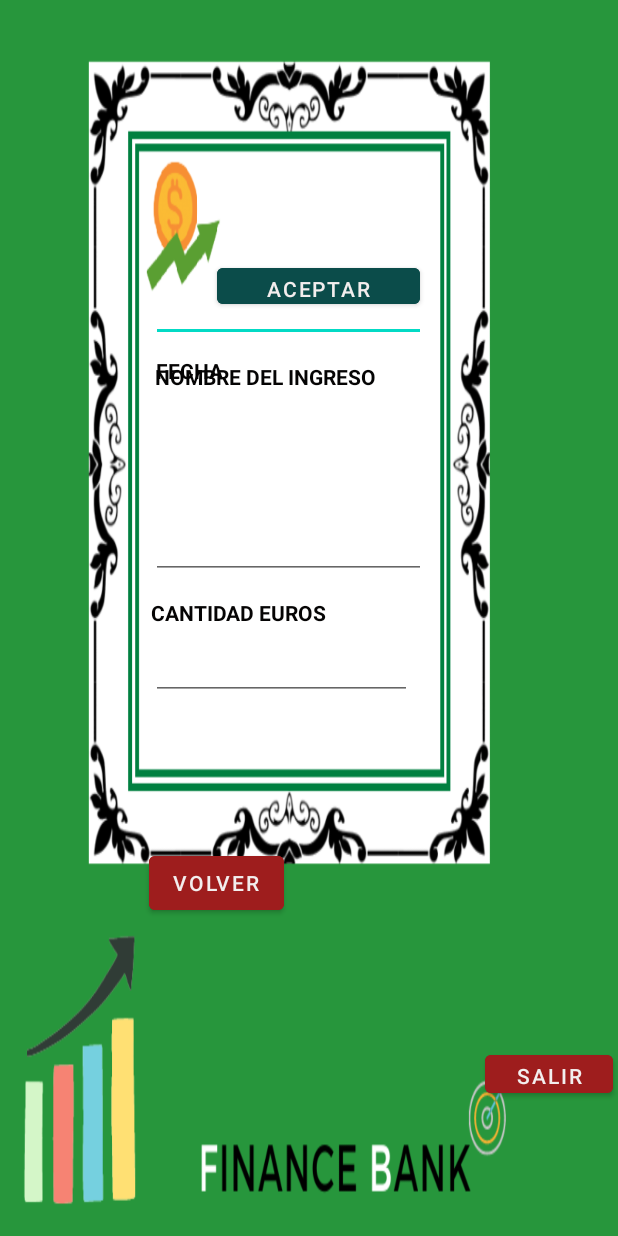
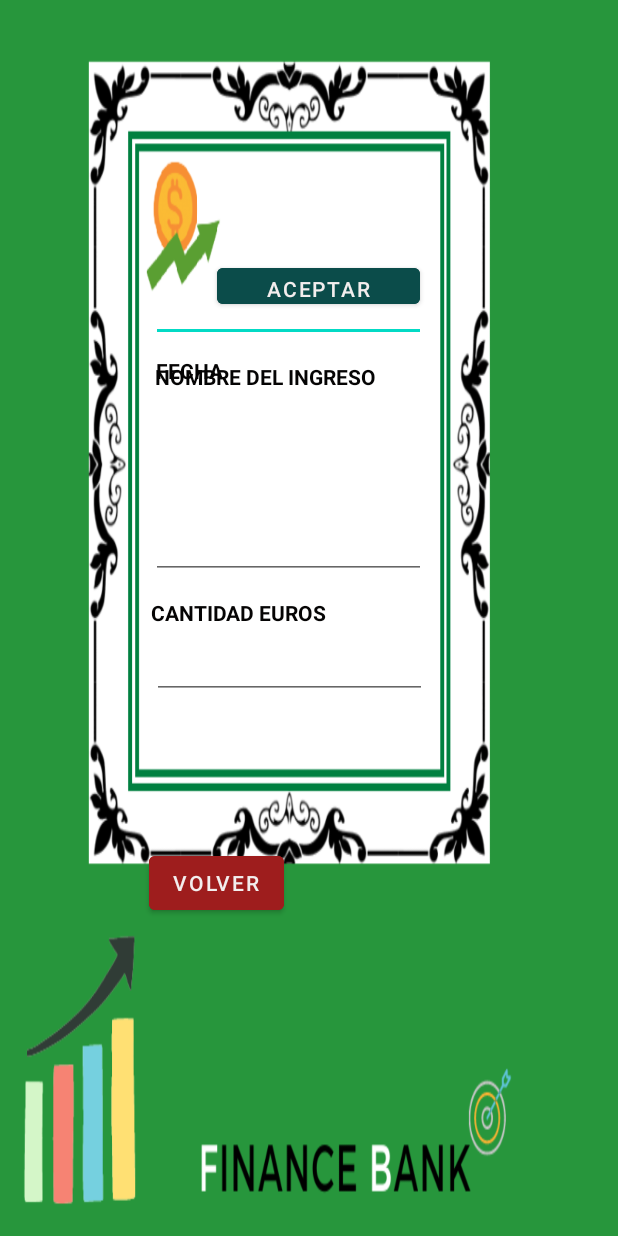
Before and after one commit to alfonsopizarro/Financebank, an Android app: the ingresos screen opened directly, with no data from a screen before it, on a phone screen of 412 x 824 dp. Run offline under Robolectric (Android 15) with nearby library versions, the light colour scheme and no system bars.

Commit message:
cambio simple componentes graficos

```diff
--- a/app/src/main/java/com/example/financebank/gastos.kt
+++ b/app/src/main/java/com/example/financebank/gastos.kt
@@ -25,10 +25,7 @@ class gastos: AppCompatActivity() {
             startActivity(intent)
         }
 
-        botonsalirgastos.setOnClickListener {
-            finish();{
-        }
-        }
+
         //tabla gastos
         botonaceptargastos.setOnClickListener {
             val admin = AdminSQLiteHelper(this,"FinanceBank", null, 1)
--- a/app/src/main/java/com/example/financebank/ingresos.kt
+++ b/app/src/main/java/com/example/financebank/ingresos.kt
@@ -41,9 +41,6 @@ class ingresos: AppCompatActivity(){
             Toast.makeText(this, "ingreso aplicado correctamente", Toast.LENGTH_SHORT).show()
 
         }
-        botonsaliringresos.setOnClickListener {
-            finish();{
-        }
+
         }
     }
-}
--- a/app/src/main/res/layout/activity_ingresos.xml
+++ b/app/src/main/res/layout/activity_ingresos.xml
@@ -24,24 +24,6 @@
         app:layout_constraintStart_toStartOf="parent"
         app:layout_constraintTop_toTopOf="parent"
         app:layout_constraintVertical_bias="0.0"
-        tools:ignore="SpeakableTextPresentCheck" />
-
-    <EditText
-        android:id="@+id/cantidadingresos"
-        android:layout_width="174dp"
-        android:layout_height="48dp"
-        android:layout_marginStart="100dp"
-        android:layout_marginTop="337dp"
-        android:layout_marginEnd="137dp"
-        android:layout_marginBottom="276dp"
-        android:ems="10"
-        android:inputType="textPersonName"
-        android:textColor="#050404"
-        android:textStyle="bold"
-        app:layout_constraintBottom_toBottomOf="parent"
-        app:layout_constraintEnd_toEndOf="parent"
-        app:layout_constraintStart_toStartOf="parent"
-        app:layout_constraintTop_toTopOf="parent"
         tools:ignore="SpeakableTextPresentCheck" />
 
     <TextView
@@ -127,23 +109,6 @@
         app:layout_constraintStart_toStartOf="parent"
         app:layout_constraintTop_toTopOf="parent" />
 
-    <Button
-        android:id="@+id/botonsaliringresos"
-        android:layout_width="85dp"
-        android:layout_height="37dp"
-        android:layout_marginStart="323dp"
-        android:layout_marginTop="615dp"
-        android:layout_marginEnd="3dp"
-        android:layout_marginBottom="7dp"
-        android:backgroundTint="#9E1D1D"
-        android:text="Salir"
-        android:textColor="#F3EEEE"
-        app:layout_constraintBottom_toBottomOf="parent"
-        app:layout_constraintEnd_toEndOf="parent"
-        app:layout_constraintStart_toStartOf="parent"
-        app:layout_constraintTop_toTopOf="parent"
-        tools:ignore="TouchTargetSizeCheck" />
-
     <EditText
         android:id="@+id/fechaingresos"
         android:layout_width="183dp"
@@ -157,5 +122,22 @@
         app:layout_constraintBottom_toBottomOf="parent"
         app:layout_constraintEnd_toEndOf="parent"
         app:layout_constraintStart_toStartOf="parent"
-        app:layout_constraintTop_toTopOf="parent" />
+        app:layout_constraintTop_toTopOf="parent"
+        tools:ignore="SpeakableTextPresentCheck" />
+
+    <EditText
+        android:id="@+id/cantidadingresos"
+        android:layout_width="183dp"
+        android:layout_height="48dp"
+        android:layout_marginStart="101dp"
+        android:layout_marginTop="335dp"
+        android:layout_marginEnd="127dp"
+        android:layout_marginBottom="276dp"
+        android:ems="10"
+        android:inputType="number"
+        app:layout_constraintBottom_toBottomOf="parent"
+        app:layout_constraintEnd_toEndOf="parent"
+        app:layout_constraintStart_toStartOf="parent"
+        app:layout_constraintTop_toTopOf="parent"
+        tools:ignore="SpeakableTextPresentCheck" />
 </androidx.constraintlayout.widget.ConstraintLayout>
```
Also changed, not shown: app/src/main/res/layout/activity_gastos.xml (+27 -50 lines).
